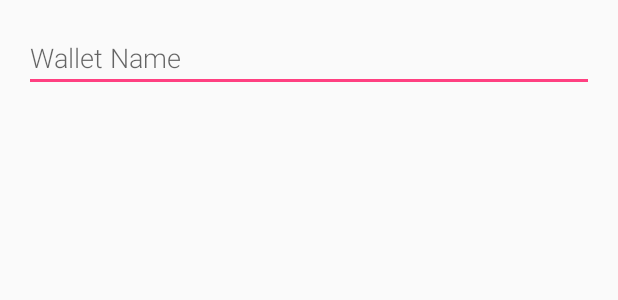
After one commit to ReiiYuki/kebthung, an Android app: the layout edit_wallet_dialog.xml on its own in the app's theme, with its tools: preview values and no code run, on a phone screen of 412 x 824 dp. The commit adds this screen. Shown: the top 300 px of the screen. Run offline under Robolectric (Android 15) with nearby library versions, the phone set to English and light mode, and no system bars.

```diff
--- a/app/src/main/java/skesw12/kebthung/models/Wallet.java
+++ b/app/src/main/java/skesw12/kebthung/models/Wallet.java
@@ -33,7 +33,11 @@ public class Wallet implements Serializable{
         return name;
     }
 
-    public void getMoney(String purpose,double amount){
+    public void setName(String name) {
+        this.name = name;
+    }
+
+    public void getMoney(String purpose, double amount){
         balance+=amount;
         if (balance>maxBalance) maxBalance=balance;
         notes.add(new GetMoneyNote(this,purpose,amount));
--- /dev/null
+++ b/app/src/main/res/layout/edit_wallet_dialog.xml
@@ -0,0 +1,12 @@
+<?xml version="1.0" encoding="utf-8"?>
+<LinearLayout xmlns:android="http://schemas.android.com/apk/res/android"
+    android:orientation="vertical" android:layout_width="match_parent"
+    android:layout_height="match_parent">
+    <EditText
+        android:layout_width="match_parent"
+        android:layout_height="wrap_content"
+        android:layout_margin="@dimen/fab_margin"
+        android:fontFamily="sans-serif-light"
+        android:id="@+id/wallet_name_input"
+        android:hint="Wallet Name"/>
+</LinearLayout>
--- a/app/src/main/res/layout/fragment_first_wallet.xml
+++ b/app/src/main/res/layout/fragment_first_wallet.xml
@@ -10,6 +10,7 @@
         android:layout_height="wrap_content"
         android:text="What does your wallet call?"
         android:fontFamily="sans-serif-light"
+        android:textAlignment="center"
         android:textSize="25sp"
         android:layout_margin="@dimen/fab_margin"
         />
```
Also changed, not shown: app/src/main/java/skesw12/kebthung/adapters/WalletRecyclerViewAdapter.java (+42 -2 lines).
